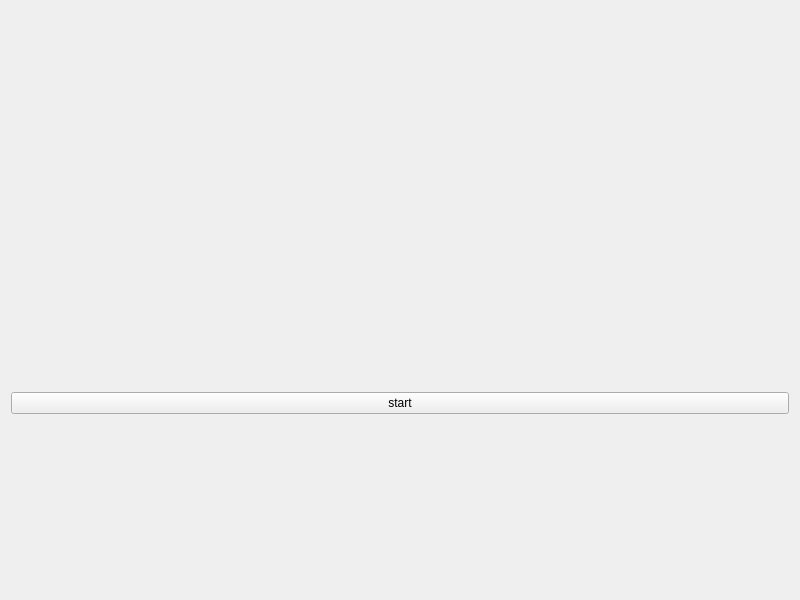
Old version of the form widget.ui in the repository Nhanhandsome/QtRealTime.
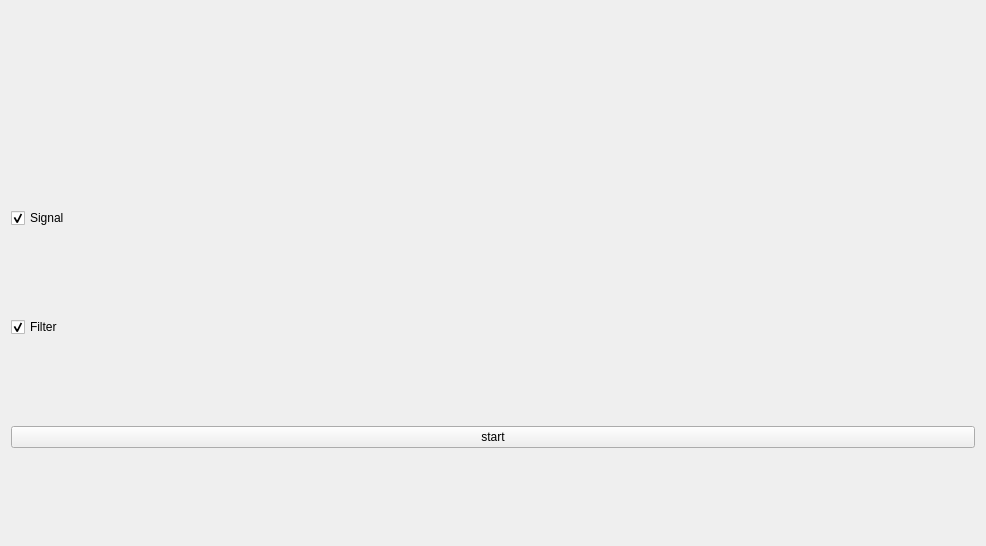
New version of the form.

```diff
--- a/widget.ui
+++ b/widget.ui
@@ -6,8 +6,8 @@
    <rect>
     <x>0</x>
     <y>0</y>
-    <width>800</width>
-    <height>600</height>
+    <width>986</width>
+    <height>546</height>
    </rect>
   </property>
   <property name="windowTitle">
@@ -33,6 +33,26 @@
    <item>
     <layout class="QHBoxLayout" name="horizontalFrame"/>
    </item>
+   <item>
+    <widget class="QCheckBox" name="checkBox">
+     <property name="text">
+      <string>Signal</string>
+     </property>
+     <property name="checked">
+      <bool>true</bool>
+     </property>
+    </widget>
+   </item>
+   <item>
+    <widget class="QCheckBox" name="checkBox_2">
+     <property name="text">
+      <string>Filter</string>
+     </property>
+     <property name="checked">
+      <bool>true</bool>
+     </property>
+    </widget>
+   </item>
    <item>
     <widget class="QPushButton" name="pushButton">
      <property name="text">
```
